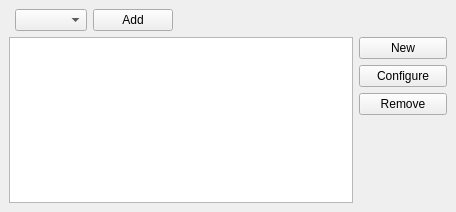
Qt form incidenceeditors/incidenceeditor-ng/eventortodomoremobile.ui (chusopr/kdepim-ktimetracker-akonadi) before a commit.
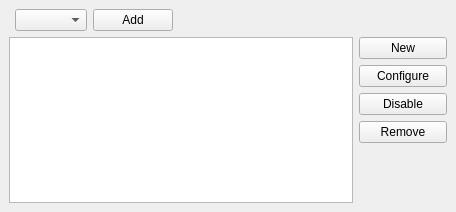
The same form after that commit. The open tabs and pages were chosen to show the change. Custom widgets are drawn as their Qt base class.

Commit message: Add a togglebutton to enable/disable alarms.

```diff
--- a/incidenceeditors/incidenceeditor-ng/eventortodomoremobile.ui
+++ b/incidenceeditors/incidenceeditor-ng/eventortodomoremobile.ui
@@ -14,7 +14,7 @@
    <string>StackedWidget</string>
   </property>
   <property name="currentIndex">
-   <number>0</number>
+   <number>2</number>
   </property>
   <widget class="QWidget" name="page">
    <layout class="QGridLayout" name="gridLayout_13">
@@ -277,7 +277,7 @@
       </property>
      </spacer>
     </item>
-    <item row="1" column="0" rowspan="4" colspan="4">
+    <item row="1" column="0" rowspan="5" colspan="4">
      <widget class="QListWidget" name="mAlarmList">
       <property name="editTriggers">
        <set>QAbstractItemView::NoEditTriggers</set>
@@ -298,14 +298,14 @@
       </property>
      </widget>
     </item>
-    <item row="3" column="4">
+    <item row="4" column="4">
      <widget class="QPushButton" name="mAlarmRemoveButton">
       <property name="text">
        <string>Remove</string>
       </property>
      </widget>
     </item>
-    <item row="4" column="4">
+    <item row="5" column="4">
      <spacer name="verticalSpacer_3">
       <property name="orientation">
        <enum>Qt::Vertical</enum>
@@ -318,6 +318,13 @@
       </property>
      </spacer>
     </item>
+    <item row="3" column="4">
+     <widget class="QPushButton" name="mAlarmToggleButton">
+      <property name="text">
+       <string>Disable</string>
+      </property>
+     </widget>
+    </item>
    </layout>
   </widget>
   <widget class="QWidget" name="page_3">
```
The commit also changes 3 other files.
